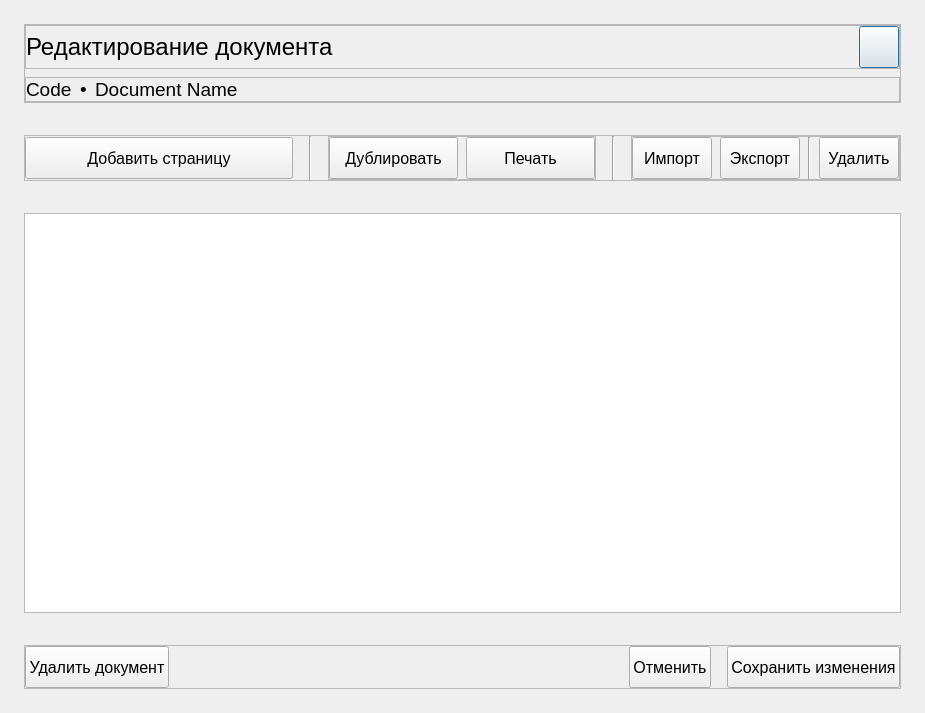
Qt form ui/ui/edit_document.ui (pntech-dev/Documents-Exp-Desktop) before a commit.
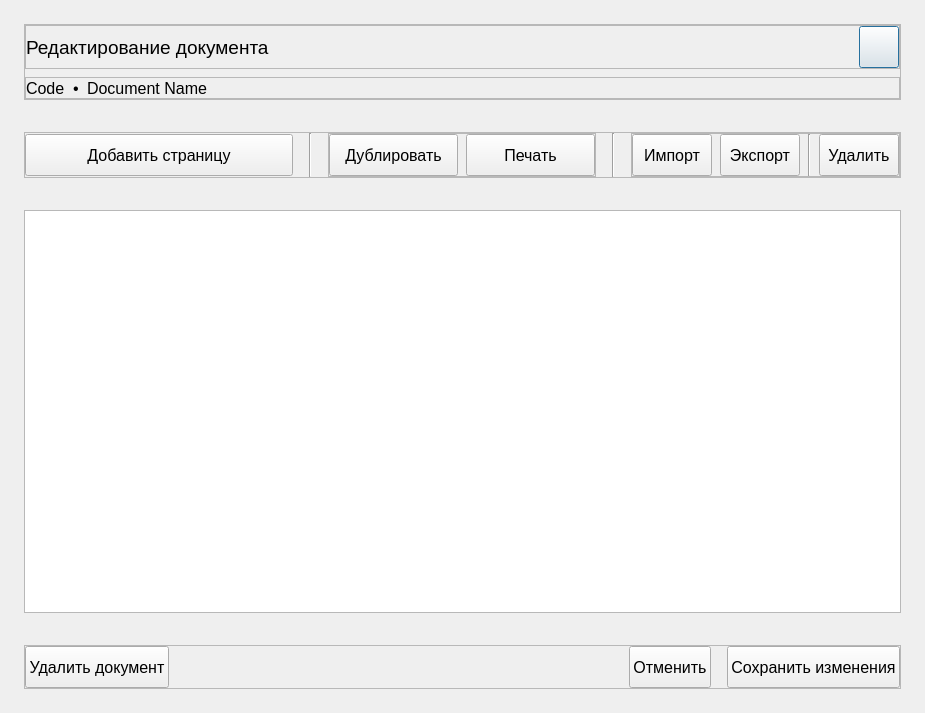
The same form after that commit. Custom widgets are drawn as their Qt base class.

```diff
--- a/ui/ui/edit_document.ui
+++ b/ui/ui/edit_document.ui
@@ -87,7 +87,7 @@
           <widget class="QLabel" name="title_label">
            <property name="font">
             <font>
-             <pointsize>18</pointsize>
+             <pointsize>14</pointsize>
             </font>
            </property>
            <property name="text">
@@ -152,7 +152,7 @@
           <widget class="QLabel" name="code_label">
            <property name="font">
             <font>
-             <pointsize>14</pointsize>
+             <pointsize>12</pointsize>
             </font>
            </property>
            <property name="text">
@@ -164,7 +164,7 @@
           <widget class="QLabel" name="dot_label">
            <property name="font">
             <font>
-             <pointsize>14</pointsize>
+             <pointsize>12</pointsize>
             </font>
            </property>
            <property name="text">
@@ -176,7 +176,7 @@
           <widget class="QLabel" name="name_label">
            <property name="font">
             <font>
-             <pointsize>14</pointsize>
+             <pointsize>12</pointsize>
             </font>
            </property>
            <property name="text">
@@ -535,6 +535,11 @@
    <extends>QPushButton</extends>
    <header>..custom_widgets</header>
   </customwidget>
+  <customwidget>
+   <class>InfoLabel</class>
+   <extends>QLabel</extends>
+   <header>..custom_widgets</header>
+  </customwidget>
  </customwidgets>
  <resources/>
  <connections/>
```
Left out of the diff: 6 changed lines with no effect on the pictures.
